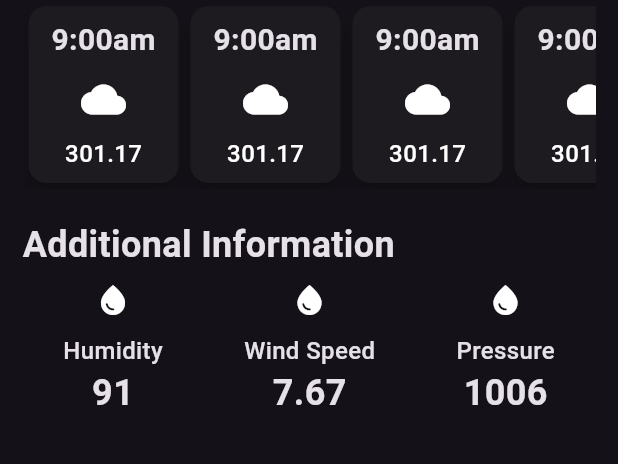
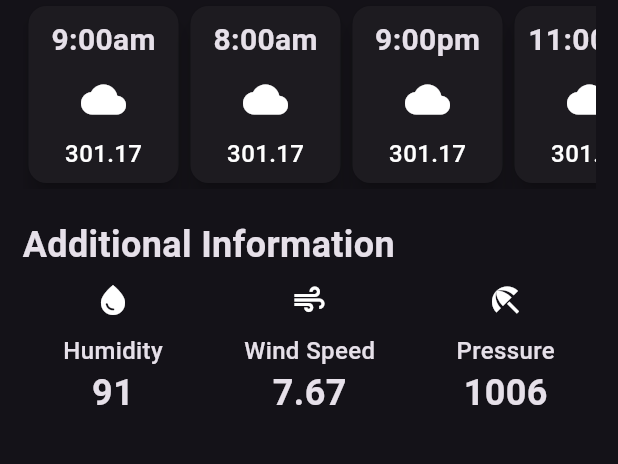
Before and after one commit to psalmistcom/weather_app_with_weatherapi, a Flutter app: the screen it shows after launch, on a phone screen of 412 x 824 dp, the part 504-968 px from its top. Run offline on Flutter 3.47's test engine with Material 3 defaults, Android fonts, the phone set to English and light mode, and no system bars.

Commit message:
code refactor

```diff
--- a/lib/hourly_forcast_item.dart
+++ b/lib/hourly_forcast_item.dart
@@ -1,7 +1,16 @@
 import 'package:flutter/material.dart';
 
 class HourlyForcastitem extends StatelessWidget {
-  const HourlyForcastitem({super.key});
+  final String time;
+  final IconData? icon;
+  final String value;
+
+  const HourlyForcastitem({
+    super.key,
+    required this.time,
+    this.icon,
+    required this.value,
+  });
 
   @override
   Widget build(BuildContext context) {
@@ -13,10 +22,10 @@ class HourlyForcastitem extends StatelessWidget {
         decoration: BoxDecoration(
           borderRadius: BorderRadius.circular(12),
         ),
-        child: const Column(
+        child: Column(
           children: [
             Text(
-              "9:00am",
+              time,
               style: TextStyle(
                 fontSize: 20,
                 fontWeight: FontWeight.bold,
@@ -24,12 +33,12 @@ class HourlyForcastitem extends StatelessWidget {
             ),
             SizedBox(height: 10),
             Icon(
-              Icons.cloud,
+              icon,
               size: 30,
             ),
             SizedBox(height: 10),
             Text(
-              "301.17",
+              value,
               style: TextStyle(
                   color: Colors.white,
                   fontSize: 16,
--- a/lib/weather_screen.dart
+++ b/lib/weather_screen.dart
@@ -96,11 +96,31 @@ class WeatherScreen extends StatelessWidget {
                 scrollDirection: Axis.horizontal,
                 child: Row(
                   children: [
-                    HourlyForcastitem(),
-                    HourlyForcastitem(),
-                    HourlyForcastitem(),
-                    HourlyForcastitem(),
-                    HourlyForcastitem(),
+                    HourlyForcastitem(
+                      time: "9:00am",
+                      value: "301.17",
+                      icon: Icons.cloud,
+                    ),
+                    HourlyForcastitem(
+                      time: "8:00am",
+                      value: "301.17",
+                      icon: Icons.cloud,
+                    ),
+                    HourlyForcastitem(
+                      time: "9:00pm",
+                      value: "301.17",
+                      icon: Icons.cloud,
+                    ),
+                    HourlyForcastitem(
+                      time: "11:00pm",
+                      value: "301.17",
+                      icon: Icons.cloud,
+                    ),
+                    HourlyForcastitem(
+                      time: "2:00pm",
+                      value: "88.17",
+                      icon: Icons.sunny,
+                    ),
                   ],
                 ),
               ),
@@ -125,12 +145,12 @@ class WeatherScreen extends StatelessWidget {
                     value: "91",
                   ),
                   AddtionalInfoItem(
-                    icon: Icons.water_drop,
+                    icon: Icons.air,
                     label: "Wind Speed",
                     value: "7.67",
                   ),
                   AddtionalInfoItem(
-                    icon: Icons.water_drop,
+                    icon: Icons.beach_access,
                     label: "Pressure",
                     value: "1006",
                   ),
```
